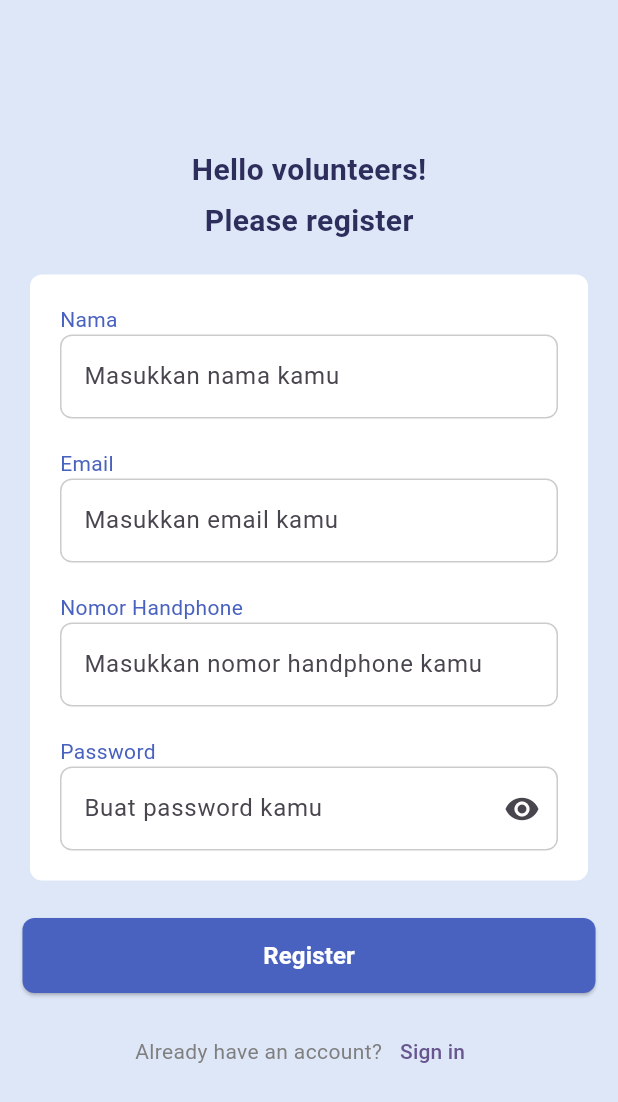
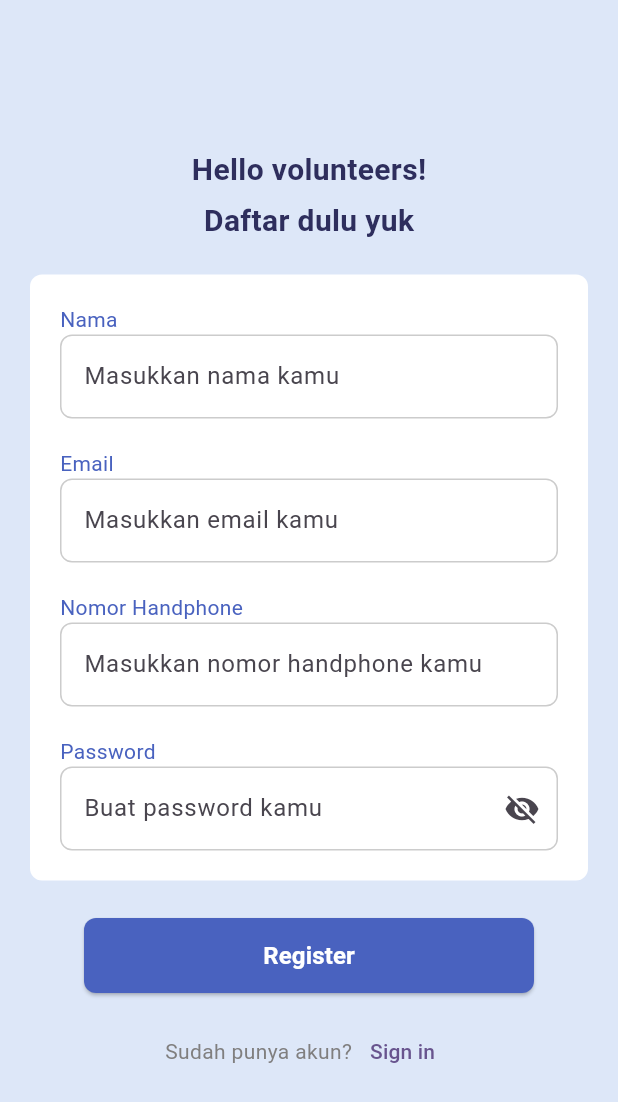
Before and after one commit to mutiaramaze/uvol, a Flutter app: the screen it shows after launch, on a phone screen of 412 x 824 dp. Shown: the top 1102 px of the screen. Run offline on Flutter 3.47's test engine with Material 3 defaults, Android fonts, the light colour scheme and no system bars; our stand-ins replace custom_sliding_segmented_control, file_picker, fluttertoast, shared_preferences, sqflite, stylish_bottom_bar; accounts and stored records are empty.

```diff
--- a/lib/view/register.dart
+++ b/lib/view/register.dart
@@ -1,11 +1,11 @@
 import 'package:flutter/material.dart';
 import 'package:fluttertoast/fluttertoast.dart';
 import 'package:uvol/database/db_helper.dart';
-
 import 'package:uvol/model/user_model.dart';
 import 'package:uvol/preferences/preference_handler.dart';
 import 'package:uvol/view/login.dart';
-import 'package:uvol/widget/button.dart';
+import 'package:uvol/widget/build_text_field.dart';
+import 'package:uvol/widget/move_button.dart';
 
 class Register extends StatefulWidget {
   const Register({super.key});
@@ -17,10 +17,10 @@ class Register extends StatefulWidget {
 class _RegisterState extends State<Register> {
   final nameController = TextEditingController();
   final emailController = TextEditingController();
-  final usernameController = TextEditingController();
   final passwordController = TextEditingController();
   final nohpController = TextEditingController();
   bool isVisibility = false;
+
   @override
   Widget build(BuildContext context) {
     return Scaffold(
@@ -50,7 +50,7 @@ class _RegisterState extends State<Register> {
                 ),
                 SizedBox(height: 5),
                 Text(
-                  "Please register",
+                  "Daftar dulu yuk",
                   style: TextStyle(
                     fontSize: 20,
                     fontWeight: FontWeight.bold,
@@ -77,8 +77,8 @@ class _RegisterState extends State<Register> {
                             ),
                           ],
                         ),
-                        buildTitle("Nama"),
-                        buildTextField(
+
+                        BuildTextField(
                           hintText: "Masukkan nama kamu",
                           controller: nameController,
                           validator: (value) {
@@ -98,8 +98,8 @@ class _RegisterState extends State<Register> {
                             ),
                           ],
                         ),
-                        buildTitle("Email"),
-                        buildTextField(
+
+                        BuildTextField(
                           hintText: "Masukkan email kamu",
                           controller: emailController,
                           validator: (value) {
@@ -125,7 +125,7 @@ class _RegisterState extends State<Register> {
                             ),
                           ],
                         ),
-                        buildTextField(
+                        BuildTextField(
                           hintText: "Masukkan nomor handphone kamu",
                           controller: nohpController,
                           validator: (value) {
@@ -146,8 +146,8 @@ class _RegisterState extends State<Register> {
                             ),
                           ],
                         ),
-                        buildTitle("Password"),
-                        buildTextField(
+
+                        BuildTextField(
                           hintText: "Buat password kamu",
                           isPassword: true,
                           controller: passwordController,
@@ -166,7 +166,7 @@ class _RegisterState extends State<Register> {
                 ),
 
                 height(20),
-                Button(
+                MoveButton(
                   text: "Register",
                   onPressed: () {
                     if (_formKey.currentState!.validate()) {
@@ -194,7 +194,7 @@ class _RegisterState extends State<Register> {
                   mainAxisAlignment: MainAxisAlignment.center,
                   children: [
                     Text(
-                      "Already have an account?",
+                      "Sudah punya akun?",
                       style: TextStyle(
                         color: const Color.fromARGB(255, 128, 127, 127),
                       ),
@@ -219,59 +219,6 @@ class _RegisterState extends State<Register> {
     );
   }
 
-  TextFormField buildTextField({
-    String? hintText,
-    bool isPassword = false,
-    TextEditingController? controller,
-    String? Function(String?)? validator,
-  }) {
-    return TextFormField(
-      validator: validator,
-      controller: controller,
-      obscureText: isPassword ? isVisibility : false,
-      decoration: InputDecoration(
-        hintText: hintText,
-        border: OutlineInputBorder(
-          borderRadius: BorderRadius.circular(8),
-          borderSide: BorderSide(
-            color: const Color.fromARGB(255, 214, 212, 212).withOpacity(0.2),
-            width: 0.5,
-          ),
-        ),
-        focusedBorder: OutlineInputBorder(
-          borderRadius: BorderRadius.circular(8),
-          borderSide: BorderSide(color: Colors.black, width: 1.0),
-        ),
-        enabledBorder: OutlineInputBorder(
-          borderRadius: BorderRadius.circular(8),
-          borderSide: BorderSide(
-            color: Colors.black.withOpacity(0.2),
-            width: 1.0,
-          ),
-        ),
-        suffixIcon: isPassword
-            ? IconButton(
-                onPressed: () {
-                  setState(() {
-                    isVisibility = !isVisibility;
-                  });
-                },
-                icon: Icon(
-                  isVisibility ? Icons.visibility_off : Icons.visibility,
-                ),
-              )
-            : null,
-      ),
-    );
-  }
-
   SizedBox height(double height) => SizedBox(height: height);
   SizedBox width(double width) => SizedBox(width: width);
-
-  Widget buildTitle(String text) {
-    return Row(children: [
-
-      ],
-    );
-  }
 }
--- /dev/null
+++ b/lib/widget/build_text_field.dart
@@ -0,0 +1,63 @@
+import 'package:flutter/material.dart';
+
+class BuildTextField extends StatefulWidget {
+  final String? hintText;
+  final bool isPassword;
+  final TextEditingController? controller;
+  final String? Function(String?)? validator;
+
+  const BuildTextField({
+    super.key,
+    this.hintText,
+    this.isPassword = false,
+    this.controller,
+    this.validator,
+  });
+
+  @override
+  State<BuildTextField> createState() => _BuildTextFieldState();
+}
+
+class _BuildTextFieldState extends State<BuildTextField> {
+  bool isVisible = false;
+
+  @override
+  Widget build(BuildContext context) {
+    return TextFormField(
+      controller: widget.controller,
+      validator: widget.validator,
+      obscureText: widget.isPassword ? !isVisible : false,
+      decoration: InputDecoration(
+        hintText: widget.hintText,
+        border: OutlineInputBorder(
+          borderRadius: BorderRadius.circular(8),
+          borderSide: const BorderSide(
+            color: Color.fromARGB(255, 214, 212, 212),
+            width: 0.5,
+          ),
+        ),
+        focusedBorder: OutlineInputBorder(
+          borderRadius: BorderRadius.circular(8),
+          borderSide: const BorderSide(color: Colors.black, width: 1.0),
+        ),
+        enabledBorder: OutlineInputBorder(
+          borderRadius: BorderRadius.circular(8),
+          borderSide: BorderSide(
+            color: Colors.black.withOpacity(0.2),
+            width: 1.0,
+          ),
+        ),
+        suffixIcon: widget.isPassword
+            ? IconButton(
+                onPressed: () {
+                  setState(() {
+                    isVisible = !isVisible;
+                  });
+                },
+                icon: Icon(isVisible ? Icons.visibility : Icons.visibility_off),
+              )
+            : null,
+      ),
+    );
+  }
+}
--- a/lib/widget/button.dart
+++ b/lib/widget/move_button.dart
@@ -1,14 +1,14 @@
 import 'package:flutter/material.dart';
 
-class Button extends StatelessWidget {
-  const Button({super.key, this.onPressed, required this.text});
+class MoveButton extends StatelessWidget {
+  const MoveButton({super.key, this.onPressed, required this.text});
   final void Function()? onPressed;
   final String text;
 
   @override
   Widget build(BuildContext context) {
     return SizedBox(
-      width: double.infinity,
+      width: 300,
       height: 50,
       child: ElevatedButton(
         onPressed: onPressed,
--- a/pubspec.yaml
+++ b/pubspec.yaml
@@ -30,6 +30,7 @@ environment:
 dependencies:
   cupertino_icons: ^1.0.8
   custom_sliding_segmented_control: ^1.8.5
+  file_picker: ^10.3.3
   flutter:
     sdk: flutter
   fluttertoast: ^9.0.0
```
Also changed, not shown: lib/view/about_me.dart (+20 -18 lines), lib/view/login.dart (+15 -31 lines), lib/view/profile.dart (+5 -35 lines), pubspec.lock.
